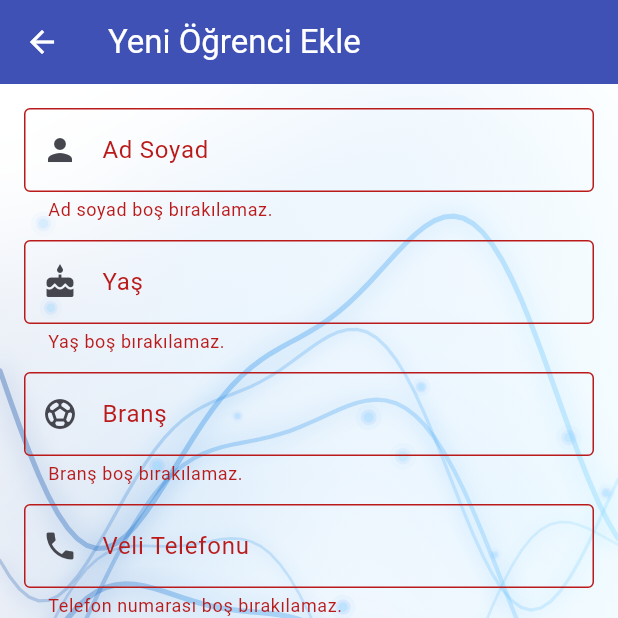
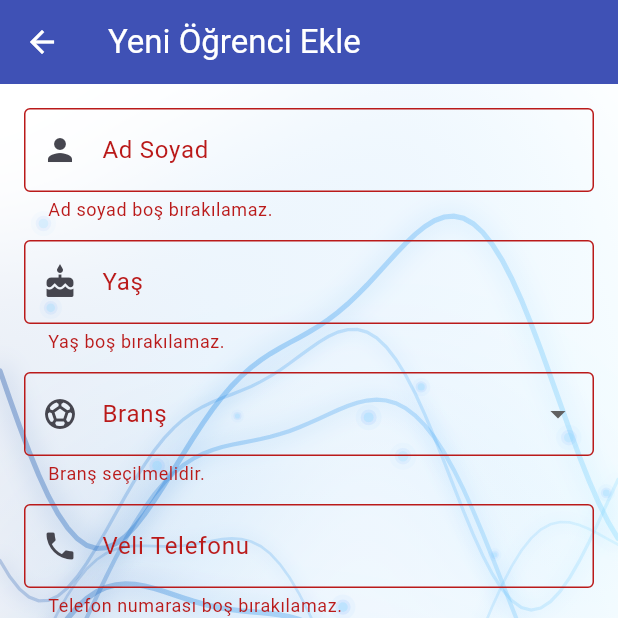
Before and after one commit to mefepalta/spor_okulu, a Flutter app: the AddStudentScreen screen opened directly, after a tap on "Öğrenciyi Kaydet", on a phone screen of 412 x 824 dp, the top half of it. Run offline on Flutter 3.47's test engine with Material 3 defaults, Android fonts, the phone set to English and light mode, and no system bars; our stand-ins replace cloud_firestore, firebase_auth, firebase_core, fl_chart, image_picker, shared_preferences; accounts and stored records are empty.

Commit message:
Branş seçimini spor kataloğundan dropdown ile standartlaştır
- Öğrenci ve grup formlarındaki serbest metin "Branş" alanı, spor
  kataloğundan seçmeli BranchDropdownFormField ile değiştirildi (tek kaynak)
- Yeni kayıtlar yalnızca katalogdaki sporları seçebilir (katı standart)
- Düzenlenen eski kayıtların katalogda olmayan branşı korunur (değer kaybolmaz)

Co-Authored-By: Claude Opus 4.8 <noreply@anthropic.com>

```diff
--- a/lib/screens/students_screen.dart
+++ b/lib/screens/students_screen.dart
@@ -5,6 +5,7 @@ import 'package:flutter/services.dart';
 
 import '../models/app_models.dart';
 import '../utils/validators.dart';
+import '../widgets/branch_dropdown.dart';
 import '../widgets/empty_state.dart';
 
 class StudentsScreen extends StatefulWidget {
@@ -359,8 +360,9 @@ class _AddStudentScreenState extends State<AddStudentScreen> {
 
   final TextEditingController _nameController = TextEditingController();
   final TextEditingController _ageController = TextEditingController();
-  final TextEditingController _branchController = TextEditingController();
   final TextEditingController _parentPhoneController = TextEditingController();
+
+  String? _selectedBranch;
 
   @override
   void initState() {
@@ -371,7 +373,7 @@ class _AddStudentScreenState extends State<AddStudentScreen> {
     if (student != null) {
       _nameController.text = student.name;
       _ageController.text = student.age.toString();
-      _branchController.text = student.branch;
+      _selectedBranch = student.branch;
       _parentPhoneController.text = student.parentPhone;
     }
   }
@@ -380,7 +382,6 @@ class _AddStudentScreenState extends State<AddStudentScreen> {
   void dispose() {
     _nameController.dispose();
     _ageController.dispose();
-    _branchController.dispose();
     _parentPhoneController.dispose();
     super.dispose();
   }
@@ -395,7 +396,7 @@ class _AddStudentScreenState extends State<AddStudentScreen> {
     final student = Student(
       name: _nameController.text.trim(),
       age: int.parse(_ageController.text.trim()),
-      branch: _branchController.text.trim(),
+      branch: (_selectedBranch ?? '').trim(),
       parentPhone: _parentPhoneController.text.trim(),
     );
 
@@ -474,20 +475,12 @@ class _AddStudentScreenState extends State<AddStudentScreen> {
                 },
               ),
               const SizedBox(height: 12),
-              TextFormField(
-                controller: _branchController,
-                decoration: const InputDecoration(
-                  labelText: 'Branş',
-                  border: OutlineInputBorder(),
-                  prefixIcon: Icon(Icons.sports_soccer),
-                  hintText: 'Futbol',
-                ),
-                validator: (value) {
-                  if (value == null || value.trim().isEmpty) {
-                    return 'Branş boş bırakılamaz.';
-                  }
-
-                  return null;
+              BranchDropdownFormField(
+                value: _selectedBranch,
+                onChanged: (value) {
+                  setState(() {
+                    _selectedBranch = value;
+                  });
                 },
               ),
               const SizedBox(height: 12),
--- /dev/null
+++ b/lib/widgets/branch_dropdown.dart
@@ -0,0 +1,45 @@
+import 'package:flutter/material.dart';
+
+import '../data/sports_data.dart';
+
+/// Branş seçimi için katalog sporlarından oluşan dropdown.
+///
+/// Sporlar tek kaynaktan ([sportsCatalog]) gelir. Düzenlenen eski bir kaydın
+/// branşı katalogda yoksa, değeri kaybolmasın diye listeye eklenir; yeni
+/// seçimler yalnızca katalogdandır.
+class BranchDropdownFormField extends StatelessWidget {
+  final String? value;
+  final ValueChanged<String?> onChanged;
+
+  const BranchDropdownFormField({
+    super.key,
+    required this.value,
+    required this.onChanged,
+  });
+
+  @override
+  Widget build(BuildContext context) {
+    final current = value;
+    final items = <String>[...sportNames];
+
+    if (current != null && current.isNotEmpty && !items.contains(current)) {
+      items.insert(0, current);
+    }
+
+    return DropdownButtonFormField<String>(
+      initialValue: (current != null && current.isNotEmpty) ? current : null,
+      isExpanded: true,
+      decoration: const InputDecoration(
+        labelText: 'Branş',
+        border: OutlineInputBorder(),
+        prefixIcon: Icon(Icons.sports_soccer),
+      ),
+      items: items
+          .map((s) => DropdownMenuItem<String>(value: s, child: Text(s)))
+          .toList(),
+      onChanged: onChanged,
+      validator: (selected) =>
+          (selected == null || selected.isEmpty) ? 'Branş seçilmelidir.' : null,
+    );
+  }
+}
```
Also changed, not shown: lib/screens/groups_screen.dart (+11 -18 lines).
